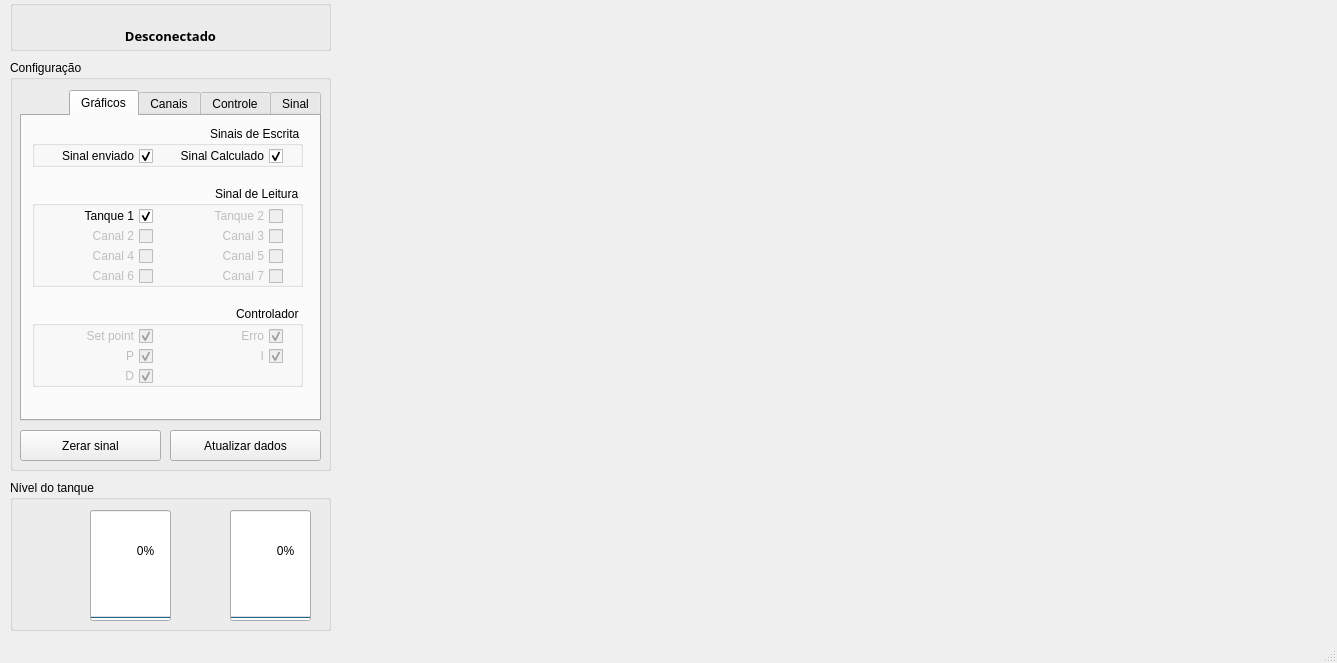
Before: the Qt Designer form mainwindow.ui in Chechunlong/control, drawn with Qt 5.
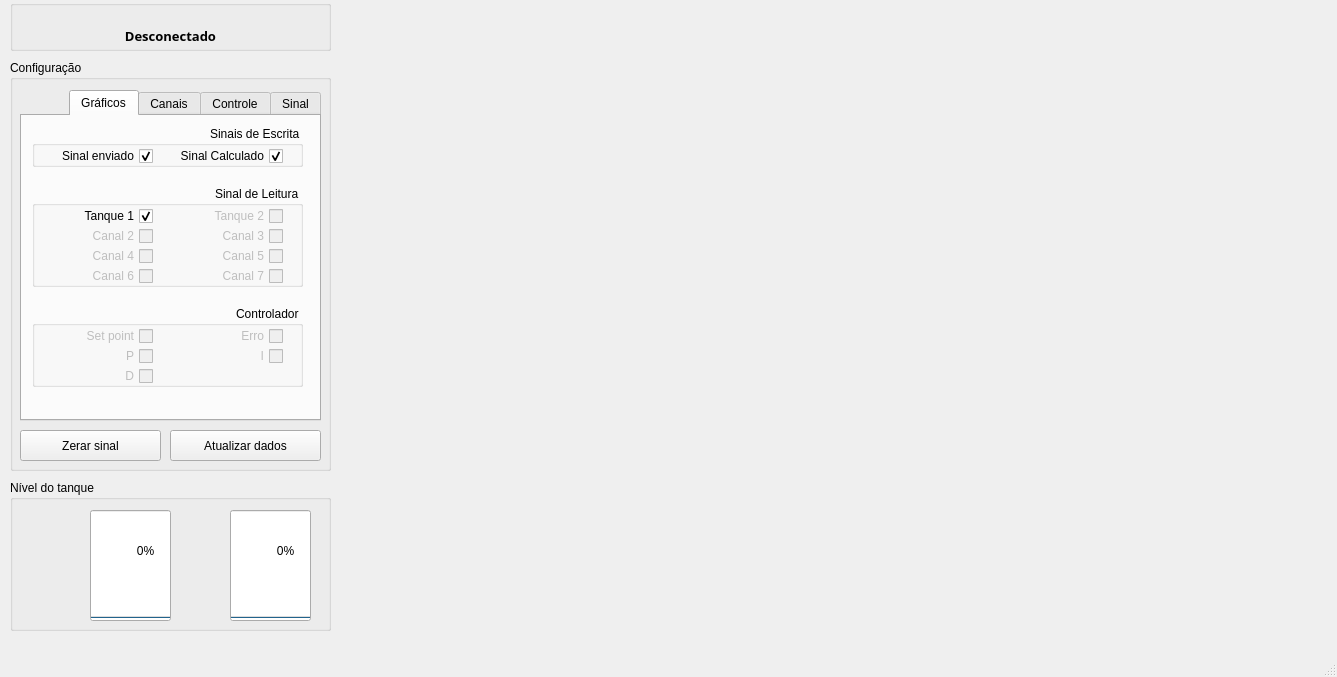
After: the same form once the commit is applied. The open tabs and pages were chosen to show the change. Custom widgets are drawn as their Qt base class.

```diff
--- a/mainwindow.ui
+++ b/mainwindow.ui
@@ -7,7 +7,7 @@
     <x>0</x>
     <y>0</y>
     <width>1337</width>
-    <height>663</height>
+    <height>677</height>
    </rect>
   </property>
   <property name="windowTitle">
@@ -939,7 +939,7 @@
          <string>Set point</string>
         </property>
         <property name="checked">
-         <bool>true</bool>
+         <bool>false</bool>
         </property>
        </widget>
        <widget class="QCheckBox" name="cb_plot_erro">
@@ -958,7 +958,7 @@
          <string>Erro</string>
         </property>
         <property name="checked">
-         <bool>true</bool>
+         <bool>false</bool>
         </property>
        </widget>
        <widget class="QCheckBox" name="cb_plot_p">
@@ -977,7 +977,7 @@
          <string>P</string>
         </property>
         <property name="checked">
-         <bool>true</bool>
+         <bool>false</bool>
         </property>
        </widget>
        <widget class="QCheckBox" name="cb_plot_i">
@@ -996,7 +996,7 @@
          <string>I</string>
         </property>
         <property name="checked">
-         <bool>true</bool>
+         <bool>false</bool>
         </property>
        </widget>
        <widget class="QCheckBox" name="cb_plot_d">
@@ -1015,7 +1015,7 @@
          <string>D</string>
         </property>
         <property name="checked">
-         <bool>true</bool>
+         <bool>false</bool>
         </property>
        </widget>
       </widget>
```
Left out of the diff: 15 changed lines with no effect on the pictures.
